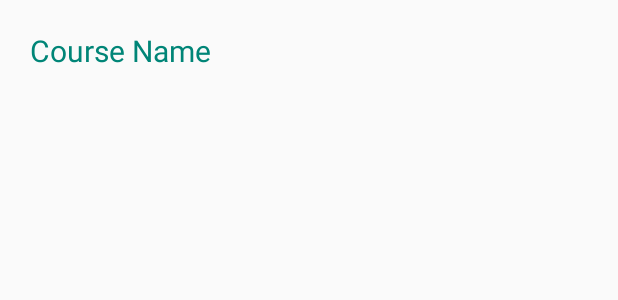
After one commit to Flash-Shivam/HUL_course_selector1, an Android app: the layout third.xml on its own in the app's theme, with its tools: preview values and no code run, on a phone screen of 412 x 824 dp. The commit adds this screen. Shown: the top 300 px of the screen. Run offline under Robolectric (Android 15) with nearby library versions, the phone set to English and light mode, and no system bars.

Commit message:
Second Commit

```diff
--- a/app/src/main/AndroidManifest.xml
+++ b/app/src/main/AndroidManifest.xml
@@ -23,6 +23,10 @@
             android:label="Course"
             android:theme="@style/AppTheme"/>
 
+        <activity android:name=".ThirdScreen"
+            android:label="Feedback"
+            android:theme="@style/AppTheme"/>
+
     </application>
 
 </manifest>
--- a/app/src/main/res/layout/activity_main.xml
+++ b/app/src/main/res/layout/activity_main.xml
@@ -110,7 +110,8 @@
         android:layout_below="@id/Radio_group"
         android:layout_marginLeft="150dp"
         android:layout_marginTop="25dp"
-        android:text="Feedback" />
+        android:text="Feedback"
+        android:onClick="feedit"/>
 
 
 </RelativeLayout>
--- /dev/null
+++ b/app/src/main/res/layout/third.xml
@@ -0,0 +1,18 @@
+<?xml version="1.0" encoding="utf-8"?>
+<RelativeLayout xmlns:android="http://schemas.android.com/apk/res/android"
+    android:layout_width="match_parent"
+    android:layout_height="match_parent"
+    android:orientation="vertical"
+    android:layout_gravity="center"
+    android:padding="20dp">
+
+    <TextView
+        android:id="@+id/ter1"
+        android:layout_width="wrap_content"
+        android:layout_height="wrap_content"
+        android:text="Course Name"
+        android:textColor="@color/colorPrimary"
+        android:textSize="20dp"
+        />
+
+</RelativeLayout>
```
Also changed, not shown: app/src/main/java/com/shivam/hul_course_selector/MainActivity.java (+14 -0 lines), app/src/main/java/com/shivam/hul_course_selector/ThirdScreen.java (added, +26 -0 lines).
